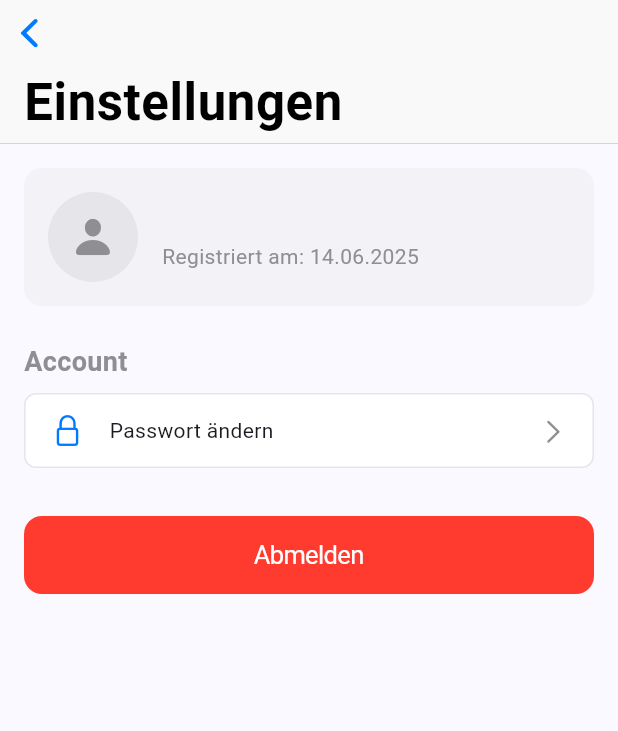
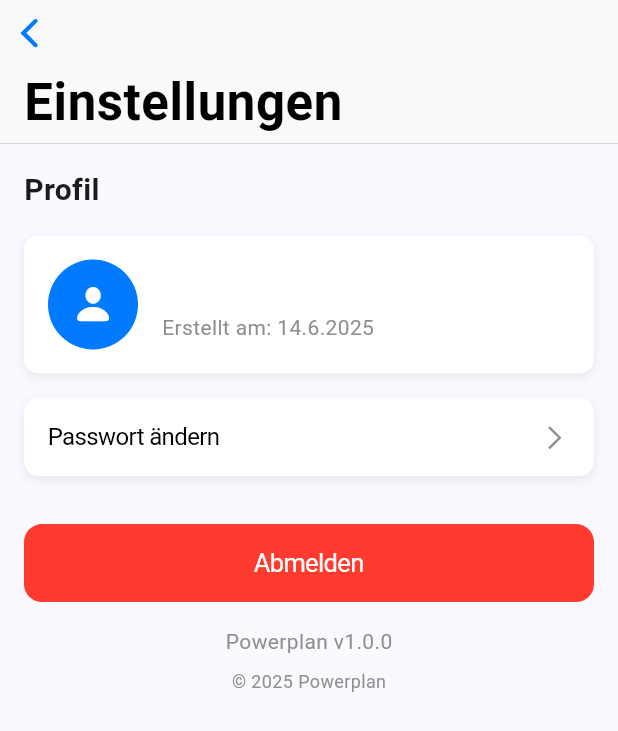
Before and after one commit to NickLammerskitten/PowerPlan-App, a Flutter app: the SettingsTab widget shown alone on an empty page, opened directly, on a phone screen of 412 x 824 dp. Shown: the top 731 px of the screen. Run offline on Flutter 3.47's test engine with Material 3 defaults, Android fonts, the phone set to English and light mode, and no system bars; our stand-ins replace supabase_flutter; accounts and stored records are empty; network calls fail.

```diff
--- a/lib/app.dart
+++ b/lib/app.dart
@@ -6,6 +6,8 @@ import 'package:power_plan_fe/training_tab.dart';
 import 'package:power_plan_fe/settings_tab.dart';
 
 class PowerplanApp extends StatelessWidget {
+  const PowerplanApp({Key? key}) : super(key: key);
+
   @override
   Widget build(BuildContext context) {
     return CupertinoApp(
@@ -30,8 +32,7 @@ class AuthWrapper extends StatelessWidget {
 
       case AuthStatus.unauthenticated:
       case AuthStatus.error:
-      default:
-        return const LoginPage();
+      return const LoginPage();
     }
   }
 }
--- a/lib/settings_tab.dart
+++ b/lib/settings_tab.dart
@@ -1,53 +1,63 @@
 import 'package:flutter/cupertino.dart';
+import 'package:power_plan_fe/pages/change_password_page.dart';
 import 'package:power_plan_fe/services/auth/auth_service.dart';
-import 'package:power_plan_fe/services/date_formatting_service.dart';
 import 'package:provider/provider.dart';
 
-class SettingsTab extends StatefulWidget {
-  @override
-  _SettingsTabState createState() {
-    return _SettingsTabState();
-  }
-}
+class SettingsTab extends StatelessWidget {
+  const SettingsTab({Key? key}) : super(key: key);
 
-class _SettingsTabState extends State<SettingsTab> {
   @override
   Widget build(BuildContext context) {
-    final authModel = Provider.of<AuthService>(context);
-    final user = authModel.user;
-
-    final dateFormattingService = DateFormattingService();
+    final authService = Provider.of<AuthService>(context);
+    final currentUser = Provider.of<AuthService>(context).currentUser;
 
     return CustomScrollView(
       slivers: <Widget>[
         CupertinoSliverNavigationBar(largeTitle: const Text('Einstellungen')),
-        SliverSafeArea(
-          top: false,
-          minimum: const EdgeInsets.all(16),
-          sliver: SliverToBoxAdapter(
+        SliverToBoxAdapter(
+          child: Padding(
+            padding: const EdgeInsets.all(16.0),
             child: Column(
               crossAxisAlignment: CrossAxisAlignment.start,
               children: [
-                // Benutzerprofil
+                // Benutzerprofil-Abschnitt
+                const Text(
+                  'Profil',
+                  style: TextStyle(fontSize: 20, fontWeight: FontWeight.bold),
+                ),
+                const SizedBox(height: 16),
                 Container(
-                  padding: const EdgeInsets.all(16),
                   decoration: BoxDecoration(
-                    color: CupertinoColors.systemGrey6,
-                    borderRadius: BorderRadius.circular(12),
+                    color: CupertinoColors.systemBackground,
+                    borderRadius: BorderRadius.circular(10),
+                    boxShadow: [
+                      BoxShadow(
+                        color: CupertinoColors.systemGrey5,
+                        blurRadius: 5,
+                        offset: const Offset(0, 2),
                       ),
-                  child: Row(
+                    ],
+                  ),
+                  child: Padding(
+                    padding: const EdgeInsets.all(16.0),
+                    child: Column(
+                      crossAxisAlignment: CrossAxisAlignment.start,
+                      children: [
+                        Row(
                           children: [
                             Container(
                               width: 60,
                               height: 60,
-                        decoration: BoxDecoration(
-                          color: CupertinoColors.systemGrey5,
-                          borderRadius: BorderRadius.circular(30),
+                              decoration: const BoxDecoration(
+                                color: CupertinoColors.activeBlue,
+                                shape: BoxShape.circle,
                               ),
-                        child: const Icon(
+                              child: const Center(
+                                child: Icon(
                                   CupertinoIcons.person_fill,
-                          size: 32,
-                          color: CupertinoColors.systemGrey,
+                                  color: CupertinoColors.white,
+                                  size: 30,
+                                ),
                               ),
                             ),
                             const SizedBox(width: 16),
@@ -56,14 +66,15 @@ class _SettingsTabState extends State<SettingsTab> {
                                 crossAxisAlignment: CrossAxisAlignment.start,
                                 children: [
                                   Text(
-                              user?.email ?? 'Nicht verfügbar',
+                                    currentUser?.email ?? 'Nicht verfügbar',
                                     style: const TextStyle(
                                       fontSize: 18,
                                       fontWeight: FontWeight.bold,
                                     ),
                                   ),
+                                  const SizedBox(height: 4),
                                   Text(
-                              'Registriert am: ${dateFormattingService.formatDate(user?.createdAt)}',
+                                    'Erstellt am: ${_formatDate(currentUser?.createdAt)}',
                                     style: const TextStyle(
                                       fontSize: 14,
                                       color: CupertinoColors.systemGrey,
@@ -74,67 +85,91 @@ class _SettingsTabState extends State<SettingsTab> {
                             ),
                           ],
                         ),
+                      ],
+                    ),
+                  ),
                 ),
 
-                const SizedBox(height: 24),
-
-                // Einstellungsoptionen
-                const Text(
-                  'Account',
+                const SizedBox(height: 16),
+                CupertinoButton(
+                  padding: EdgeInsets.zero,
+                  child: Container(
+                    width: double.infinity,
+                    decoration: BoxDecoration(
+                      color: CupertinoColors.systemBackground,
+                      borderRadius: BorderRadius.circular(10),
+                      boxShadow: [
+                        BoxShadow(
+                          color: CupertinoColors.systemGrey5,
+                          blurRadius: 5,
+                          offset: const Offset(0, 2),
+                        ),
+                      ],
+                    ),
+                    child: Padding(
+                      padding: const EdgeInsets.all(16.0),
+                      child: Row(
+                        mainAxisAlignment: MainAxisAlignment.spaceBetween,
+                        children: const [
+                          Text(
+                            'Passwort ändern',
                             style: TextStyle(
-                    fontSize: 18,
-                    fontWeight: FontWeight.bold,
+                              fontSize: 16,
+                              color: CupertinoColors.label,
+                            ),
+                          ),
+                          Icon(
+                            CupertinoIcons.chevron_right,
                             color: CupertinoColors.systemGrey,
                           ),
+                        ],
                       ),
-                const SizedBox(height: 8),
-
-                // Passwort ändern
-                _buildSettingsItem(
-                  context,
-                  icon: CupertinoIcons.lock,
-                  title: 'Passwort ändern',
-                  onTap: () {
-                    // TODO: Zur Passwortänderungsseite navigieren
+                    ),
+                  ),
+                  onPressed: () {
+                    Navigator.of(context).push(
+                      CupertinoPageRoute(
+                        builder: (context) => const ChangePasswordPage(),
+                      ),
+                    );
                   },
                 ),
 
-                const SizedBox(height: 24),
+                const SizedBox(height: 32),
 
-                // Abmelden-Button
                 SizedBox(
                   width: double.infinity,
                   child: CupertinoButton(
                     color: CupertinoColors.systemRed,
-                    onPressed: () async {
-                      // Abmeldebestätigung anzeigen
-                      showCupertinoDialog(
-                        context: context,
-                        builder: (context) => CupertinoAlertDialog(
-                          title: const Text('Abmelden'),
-                          content: const Text(
-                            'Möchten Sie sich wirklich abmelden?',
-                          ),
-                          actions: [
-                            CupertinoDialogAction(
-                              child: const Text('Abbrechen'),
-                              onPressed: () => Navigator.pop(context),
-                            ),
-                            CupertinoDialogAction(
-                              isDestructiveAction: true,
-                              onPressed: () {
-                                Navigator.pop(context);
-                                authModel.signOut();
-                              },
-                              child: const Text('Abmelden'),
-                            ),
-                          ],
-                        ),
-                      );
-                    },
                     child: const Text(
                       'Abmelden',
                       style: TextStyle(color: CupertinoColors.white),
+                    ),
+                    onPressed: () async {
+                      await authService.signOut();
+                    },
+                  ),
+                ),
+
+                const SizedBox(height: 16),
+
+                // App-Info
+                const Center(
+                  child: Text(
+                    'Powerplan v1.0.0',
+                    style: TextStyle(
+                      fontSize: 14,
+                      color: CupertinoColors.systemGrey,
+                    ),
+                  ),
+                ),
+                const SizedBox(height: 8),
+                const Center(
+                  child: Text(
+                    '© 2025 Powerplan',
+                    style: TextStyle(
+                      fontSize: 12,
+                      color: CupertinoColors.systemGrey,
                     ),
                   ),
                 ),
@@ -146,35 +181,15 @@ class _SettingsTabState extends State<SettingsTab> {
     );
   }
 
-  Widget _buildSettingsItem(
-    BuildContext context, {
-    required IconData icon,
-    required String title,
-    required VoidCallback onTap,
-  }) {
-    return GestureDetector(
-      onTap: onTap,
-      child: Container(
-        padding: const EdgeInsets.symmetric(vertical: 12, horizontal: 16),
-        margin: const EdgeInsets.only(bottom: 8),
-        decoration: BoxDecoration(
-          color: CupertinoColors.white,
-          borderRadius: BorderRadius.circular(8),
-          border: Border.all(color: CupertinoColors.systemGrey5),
-        ),
-        child: Row(
-          children: [
-            Icon(icon, color: CupertinoColors.activeBlue),
-            const SizedBox(width: 16),
-            Expanded(child: Text(title)),
-            const Icon(
-              CupertinoIcons.chevron_right,
-              color: CupertinoColors.systemGrey,
-              size: 20,
-            ),
-          ],
-        ),
-      ),
-    );
+  String _formatDate(String? dateString) {
+    if (dateString == null) return 'Nicht verfügbar';
+
+    try {
+      final dateTime = DateTime.parse(dateString);
+      // Einfaches Format, kann später mit intl-Paket verbessert werden
+      return '${dateTime.day}.${dateTime.month}.${dateTime.year}';
+    } catch (e) {
+      return 'Ungültiges Datum';
     }
   }
+}
```
Also changed, not shown: lib/pages/change_password_page.dart (added, +336 -0 lines), lib/services/auth/auth_service.dart (+109 -44 lines). Lines whose indentation alone changed are shown as unchanged.
